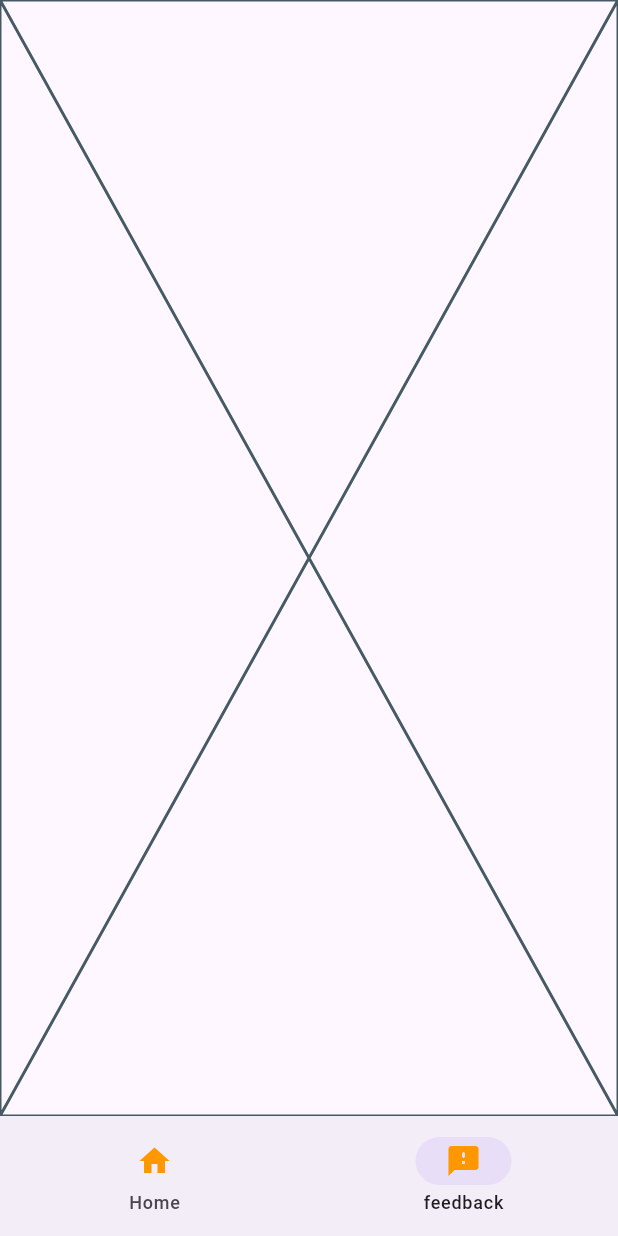
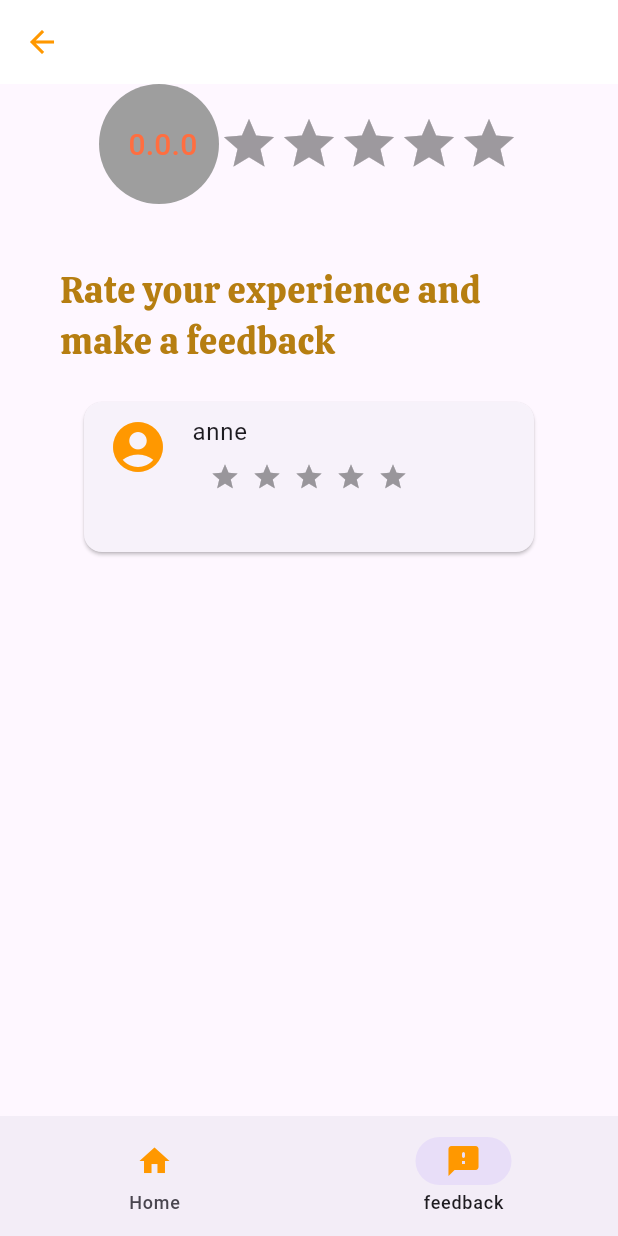
Before and after one commit to kasunipalliyaguruge/HandiChatCraft, a Flutter app: the screen it shows after launch, item 2 of the bottom bar chosen, on a phone screen of 412 x 824 dp. Run offline on Flutter 3.47's test engine with Material 3 defaults, Android fonts, the phone set to English and light mode, and no system bars; drawn by our look-alikes of flutter_rating_bar; our stand-ins replace calendar_date_picker2, cloud_firestore, device_preview, firebase_core; accounts and stored records are empty.

Commit message:
eighth commit

```diff
--- a/handichatcraft_w1985612/lib/pages/FeedbackPage.dart
+++ /dev/null
@@ -1,15 +0,0 @@
-import 'package:flutter/material.dart';
-
-class  FeedbackPage extends StatefulWidget {
-  const  FeedbackPage({super.key});
-
-  @override
-  State< FeedbackPage> createState() => _FeedbackPageState();
-}
-
-class _FeedbackPageState extends State< FeedbackPage> {
-  @override
-  Widget build(BuildContext context) {
-    return const Placeholder();
-  }
-}
--- a/handichatcraft_w1985612/lib/pages/booking_confirmed_page.dart
+++ b/handichatcraft_w1985612/lib/pages/booking_confirmed_page.dart
@@ -3,7 +3,6 @@ import 'package:handichatcraft_w1985612/widget/booking_card.dart';
 import 'package:handichatcraft_w1985612/model/booking_model.dart';
 import 'package:handichatcraft_w1985612/widget/bottom_nav_bar.dart';
 import 'package:handichatcraft_w1985612/widget/constant.dart';
-import 'package:handichatcraft_w1985612/model/counselor_model.dart';
 import 'package:handichatcraft_w1985612/pages/counselor_page.dart';
 
 class BookingConfirmedpage extends StatelessWidget {
--- a/handichatcraft_w1985612/lib/pages/counselor_page.dart
+++ b/handichatcraft_w1985612/lib/pages/counselor_page.dart
@@ -1,7 +1,6 @@
 import 'package:cloud_firestore/cloud_firestore.dart';
 import 'package:flutter/material.dart';
 import 'package:handichatcraft_w1985612/model/counselor_model.dart';
-import 'package:handichatcraft_w1985612/widget/bottom_nav_bar.dart';
 import 'package:handichatcraft_w1985612/widget/category.dart';
 import 'package:handichatcraft_w1985612/widget/counselor_list.dart';
 import 'package:handichatcraft_w1985612/widget/search_box.dart';
--- a/handichatcraft_w1985612/lib/pages/home.dart
+++ b/handichatcraft_w1985612/lib/pages/home.dart
@@ -1,8 +1,6 @@
 import 'package:flutter/material.dart';
-import 'package:handichatcraft_w1985612/pages/FeedbackPage.dart';
-import 'package:handichatcraft_w1985612/pages/booking_confirmed_page.dart';
 import 'package:handichatcraft_w1985612/pages/counselor_page.dart';
-import 'package:handichatcraft_w1985612/widget/bottom_nav_bar.dart';
+import 'package:handichatcraft_w1985612/pages/rating_page.dart';
 
 class MyWidget extends StatefulWidget {
   const MyWidget({super.key});
@@ -36,10 +34,8 @@ class _MyWidgetState extends State<MyWidget> {
               icon: Icon(
                 Icons.feedback_rounded,
                 color: Colors.orange,
-
               ),
               label: 'feedback'),
-
         ],
         selectedIndex: _selectedPage,
         onDestinationSelected: (int index) {
@@ -48,7 +44,7 @@ class _MyWidgetState extends State<MyWidget> {
           });
         },
       ),
-      body: [CounselorPage(), FeedbackPage()][_selectedPage],
+      body: [CounselorPage(), RatingPage()][_selectedPage],
     );
   }
 }
--- /dev/null
+++ b/handichatcraft_w1985612/lib/pages/rating_page.dart
@@ -0,0 +1,105 @@
+import 'package:flutter/material.dart';
+import 'package:flutter_rating_bar/flutter_rating_bar.dart';
+import 'package:handichatcraft_w1985612/pages/feedback_page.dart';
+import 'package:handichatcraft_w1985612/widget/constant.dart';
+import 'package:handichatcraft_w1985612/widget/rating_card.dart';
+
+class RatingPage extends StatefulWidget {
+  const RatingPage({super.key});
+
+  @override
+  State<RatingPage> createState() => _RatingPageState();
+}
+
+class _RatingPageState extends State<RatingPage> {
+  double rating = 0;
+  @override
+  Widget build(BuildContext context) {
+    return MaterialApp(
+      debugShowCheckedModeBanner: false,
+      home: SafeArea(
+        child: Scaffold(
+          appBar: AppBar(
+            backgroundColor: Colors.white,
+            leading: IconButton(
+              onPressed: () {
+                Navigator.of(context).push(
+                  MaterialPageRoute(
+                    builder: (context) => const RatingPage(),
+                  ),
+                );
+              },
+              icon: const Icon(Icons.arrow_back),
+              color: Colors.orange,
+            ),
+          ),
+          body: Column(
+            children: [
+              Row(
+                mainAxisAlignment: MainAxisAlignment.center,
+                children: [
+                  CircleAvatar(
+                    radius: 40, // Adjust the radius as needed
+                    backgroundColor:
+                        Colors.grey, // Set your desired background color
+                    child: Text(
+                      ' $rating.0',
+                      style: const TextStyle(
+                        fontSize: 20,
+                        color: Colors.deepOrangeAccent,
+                      ),
+                    ),
+                  ),
+                  RatingBar.builder(
+                    minRating: 1,
+                    initialRating: 0,
+                    allowHalfRating: true,
+                    itemBuilder: (context, _) => const Icon(
+                      Icons.star,
+                      color: Colors.amber,
+                    ),
+                    updateOnDrag: true,
+                    onRatingUpdate: (newRating) {
+                      setState(() {
+                        rating = newRating;
+                      });
+                      if (rating >= 1.0) {
+                        // Navigate to the feedback page
+                        Navigator.push(
+                          context,
+                          MaterialPageRoute(
+                            builder: (context) => FeedbackPage(),
+                          ),
+                        );
+                      }
+                    },
+                  ),
+                ],
+              ),
+              const SizedBox(
+                height: 40,
+              ),
+              const SizedBox(
+                child: Padding(
+                  padding: EdgeInsets.only(left: 40, right: 50),
+                  child: Text(
+                    "Rate your experience and make a feedback",
+                    style: TextStyle(
+                        fontFamily: "Calistoga",
+                        color: textDark24,
+                        fontSize: 24),
+                  ),
+                ),
+              ),
+              const SizedBox(
+                height: 20,
+              ),
+              const RatingCard(
+                  title: "Mr.Anne", subtitle: "very useful application"),
+            ],
+          ),
+        ),
+      ),
+    );
+  }
+}
--- a/handichatcraft_w1985612/lib/widget/constant.dart
+++ b/handichatcraft_w1985612/lib/widget/constant.dart
@@ -6,6 +6,8 @@ const Color primaryDark = Color(0xffA65911);
 const Color textDark = Color(0xff6A4206);
 const Color white = Colors.white;
 const Color textDark36 = Color(0xff7E500B);
+const Color textDark24 = Color(0xffB67E11);
+const Color textDark1 = Color(0xff80590E);
 
 //font styles
 
--- /dev/null
+++ b/handichatcraft_w1985612/lib/widget/rating_card.dart
@@ -0,0 +1,68 @@
+import 'package:flutter/material.dart';
+import 'package:flutter_rating_bar/flutter_rating_bar.dart';
+
+class RatingCard extends StatelessWidget {
+  const RatingCard({super.key, required this.title, required this.subtitle});
+
+  final String title;
+  final String subtitle;
+
+  @override
+  Widget build(BuildContext context) {
+    return Card(
+        child: Container(
+      width: 300.0, // Set the desired width
+      height: 100.0,
+      decoration: BoxDecoration(
+        borderRadius: BorderRadius.circular(20),
+      ),
+      // Set the desired height
+
+      child: ListTile(
+        leading: const Column(
+          children: [
+            Icon(Icons.account_circle_rounded,
+                size: 40.0, color: Colors.orange),
+          ],
+        ),
+        title: const Row(
+          children: [
+            Text('anne'),
+          ],
+        ),
+        subtitle: Padding(
+          padding: const EdgeInsets.all(8.0),
+          child: Row(
+            children: [
+              Row(
+                children: [
+                  const SizedBox(height: 8.0),
+                  RatingBar.builder(
+                    initialRating: 0,
+                    minRating: 1,
+                    direction: Axis.horizontal,
+                    allowHalfRating: true,
+                    itemCount: 5,
+                    itemSize: 20.0,
+                    itemPadding: EdgeInsets.symmetric(horizontal: 4.0),
+                    itemBuilder: (context, _) => Icon(
+                      Icons.star,
+                      color: Colors.amber,
+                    ),
+                    onRatingUpdate: (rating) {
+                      // Handle rating updates here
+                    },
+                  ),
+
+                  // Rating Bar
+                ],
+              ),
+            ],
+          ),
+        ),
+
+        // Text and Rating Bar on the right
+      ),
+    ));
+  }
+}
```
Also changed, not shown: handichatcraft_w1985612/lib/pages/feedback_page.dart (added, +149 -0 lines), handichatcraft_w1985612/lib/widget/time_button.dart (added, +42 -0 lines), handichatcraft_w1985612/pubspec.yaml (+7 -8 lines), handichatcraft_w1985612/asset/images/Mask.jpg (added), handichatcraft_w1985612/pubspec.lock.
